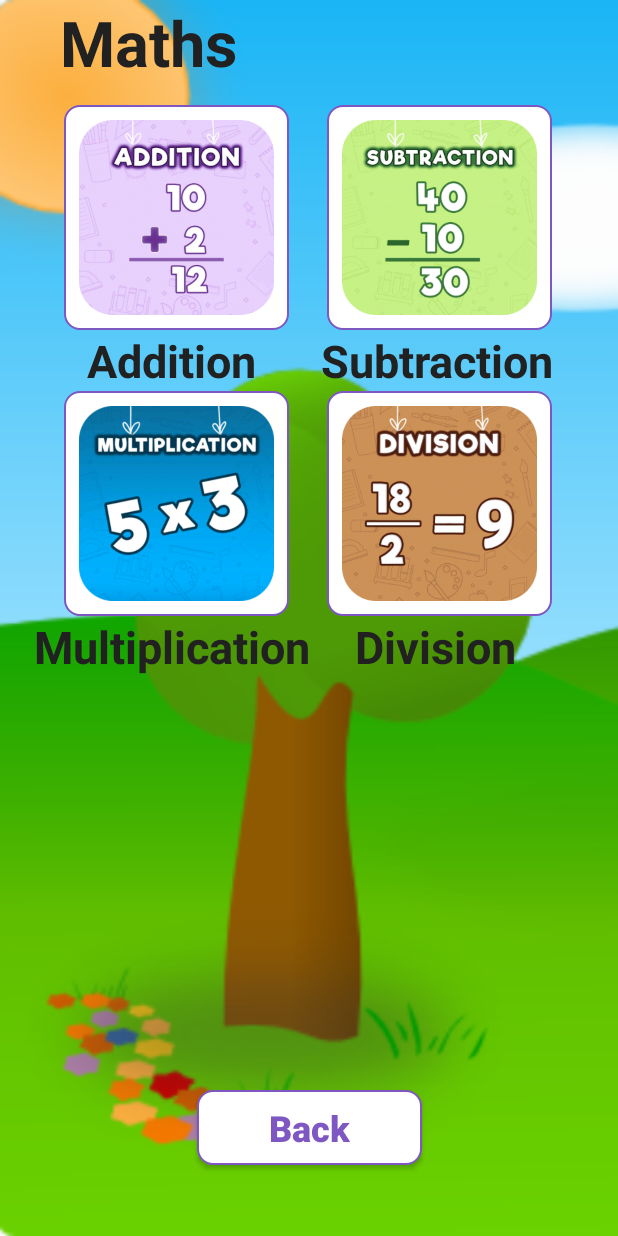
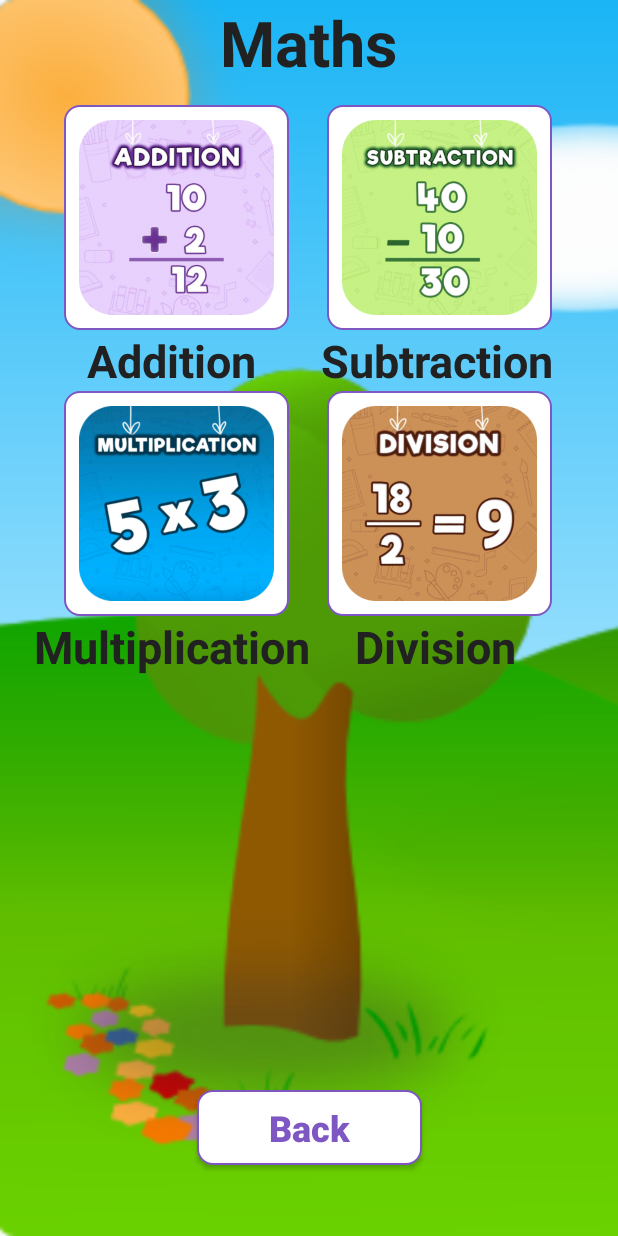
Before and after one commit to Wil6group/Wil6App, an Android app: the numbers screen opened directly, with no data from a screen before it, on a phone screen of 412 x 824 dp. Run offline under Robolectric (Android 15) with nearby library versions, the phone set to English and light mode, and no system bars.

Commit message:
fixed text alignemnt

```diff
--- a/app/src/main/res/layout/activity_body.xml
+++ b/app/src/main/res/layout/activity_body.xml
@@ -23,8 +23,7 @@
             android:textStyle="bold"
             android:textSize="42dp"
             android:textColor="@color/Black"
-            android:layout_gravity="center_horizontal"
-            android:layout_marginLeft="40dp"/>
+            android:layout_gravity="center_horizontal"/>
 
     </LinearLayout>
 
--- a/app/src/main/res/layout/activity_numbers.xml
+++ b/app/src/main/res/layout/activity_numbers.xml
@@ -34,17 +34,17 @@
         android:orientation="horizontal"
         app:layout_constraintEnd_toEndOf="parent"
         app:layout_constraintStart_toStartOf="parent"
-        app:layout_constraintTop_toTopOf="parent">
+        app:layout_constraintTop_toTopOf="parent"
+        android:gravity="center_horizontal">
 
         <TextView
             android:layout_width="wrap_content"
             android:layout_height="wrap_content"
             android:layout_gravity="center_horizontal"
-            android:layout_marginLeft="40dp"
             android:text="Maths"
             android:textColor="@color/Black"
             android:textSize="42dp"
-            android:textStyle="bold" />
+            android:textStyle="bold"/>
 
     </LinearLayout>
 
--- a/app/src/main/res/layout/activity_shapes.xml
+++ b/app/src/main/res/layout/activity_shapes.xml
@@ -23,8 +23,7 @@
             android:textStyle="bold"
             android:textSize="42dp"
             android:textColor="@color/Black"
-            android:layout_gravity="center_horizontal"
-            android:layout_marginLeft="40dp"/>
+            android:layout_gravity="center_horizontal"/>
 
     </LinearLayout>
 
```
